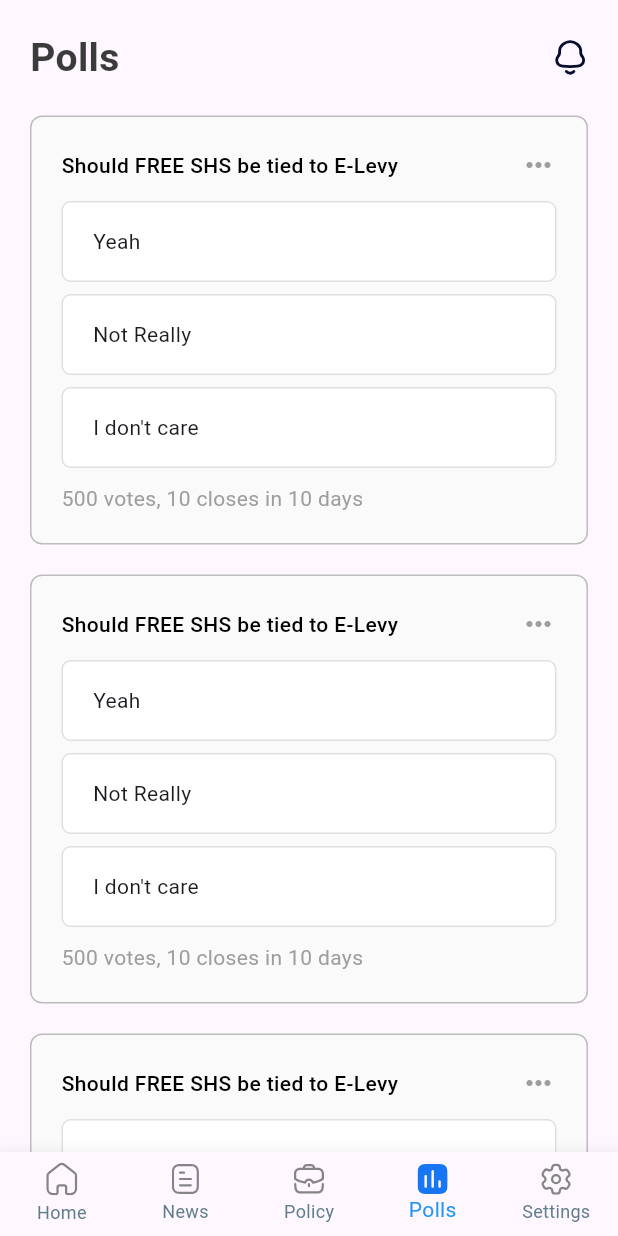
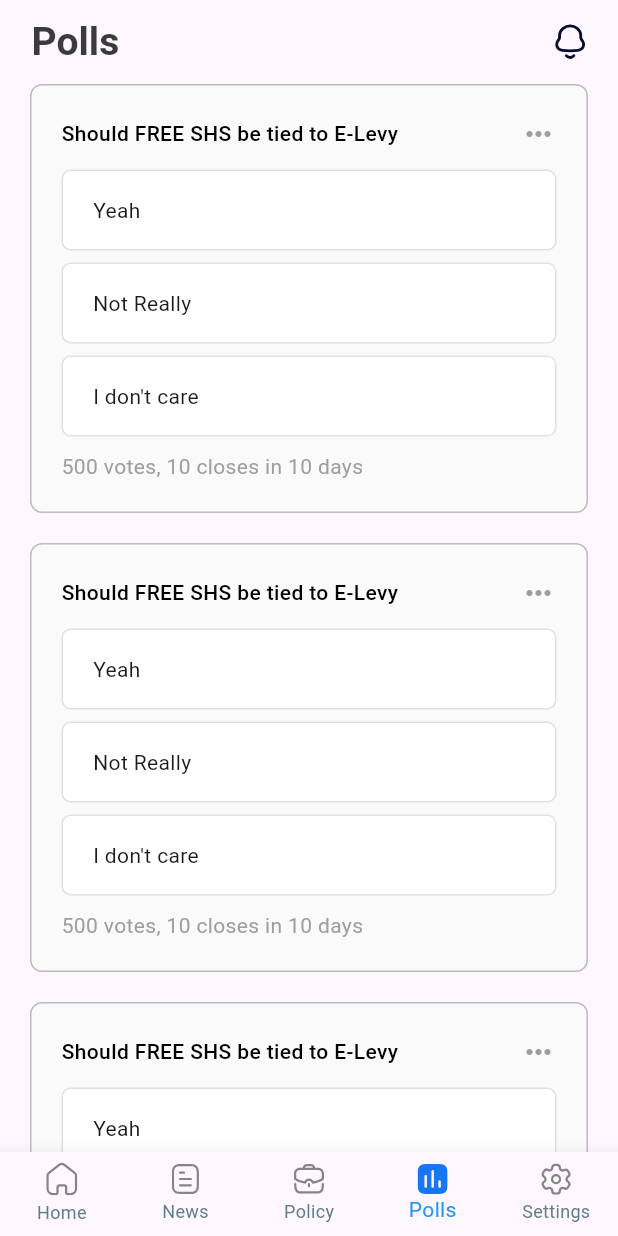
Before and after one commit to HumbleGh/shortchanged, a Flutter app: the screen it shows after launch, item 4 of the bottom bar chosen, on a phone screen of 412 x 824 dp. Run offline on Flutter 3.47's test engine with Material 2 defaults, Android fonts, the phone set to English and light mode, and no system bars; our stand-ins replace flutter_svg, gap, get, google_fonts.

Commit message:
minor changes

```diff
--- a/lib/pages/polls_page.dart
+++ b/lib/pages/polls_page.dart
@@ -1,7 +1,10 @@
 import 'package:flutter/material.dart';
+import 'package:flutter_svg/svg.dart';
 import 'package:gap/gap.dart';
+import 'package:shortchanged/pages/notification_page.dart';
+import 'package:shortchanged/utils/app_layout.dart';
+import 'package:shortchanged/utils/app_style.dart';
 import 'package:shortchanged/widgets/poll_card.dart';
-import 'package:shortchanged/widgets/title_notification.dart';
 
 class PollsPage extends StatefulWidget {
   const PollsPage({super.key});
@@ -14,11 +17,40 @@ class _PollsPageState extends State<PollsPage> {
   @override
   Widget build(BuildContext context) {
     return Scaffold(
+      appBar: AppBar(
+          title: Container(
+            padding: const EdgeInsets.only(left: 5),
+            child: Text(
+              'Polls',
+              style: Styles.headLineStyle1,
+            ),
+          ),
+          centerTitle: false,
+          actions: [
+            GestureDetector(
+              onTap: () {
+                Navigator.push(
+                  context,
+                  MaterialPageRoute(
+                    builder: ((context) => const NotificationPage()),
+                  ),
+                );
+              },
+              child: Container(
+                height: 24,
+                width: 24,
+                margin: EdgeInsets.only(right: AppLayout.getHeight(20)),
+                child: SvgPicture.asset(
+                  'assets/icons/Notification.svg',
+                  height: 18,
+                ),
+              ),
+            )
+          ]),
       body: ListView(
         children: [
           Container(
-            padding: const EdgeInsets.symmetric(horizontal: 20, vertical: 20),
-            child: const TitleNotification(title: 'Polls'),
+            padding: const EdgeInsets.symmetric(horizontal: 20),
           ),
           const PollCard(),
           const Gap(20),
```
